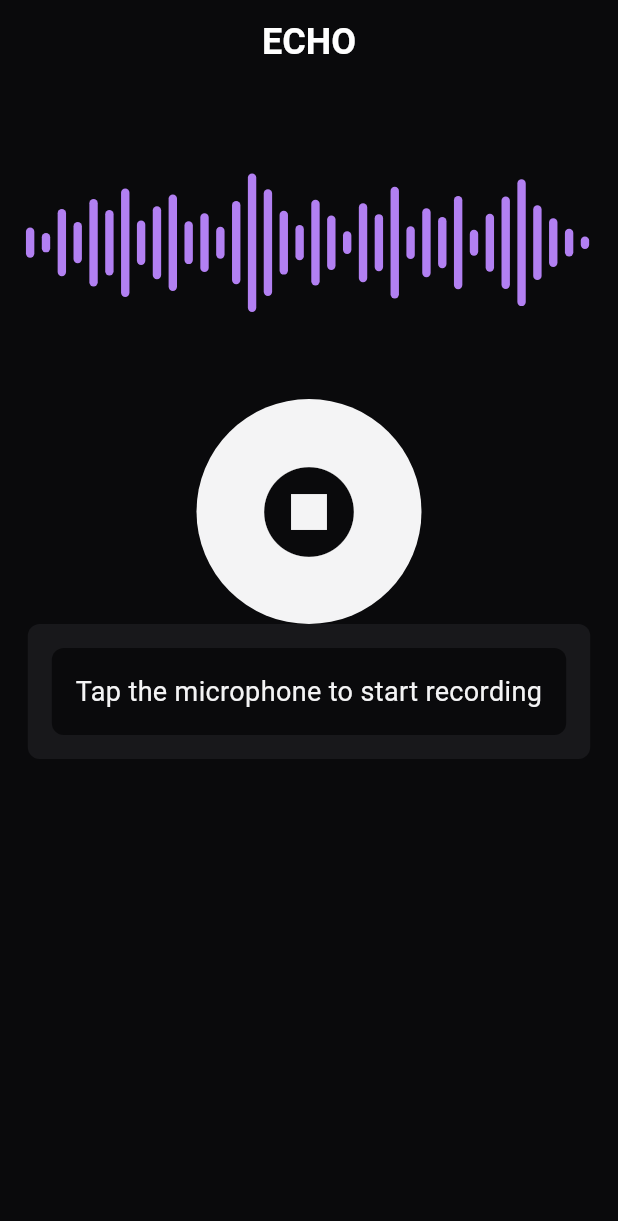
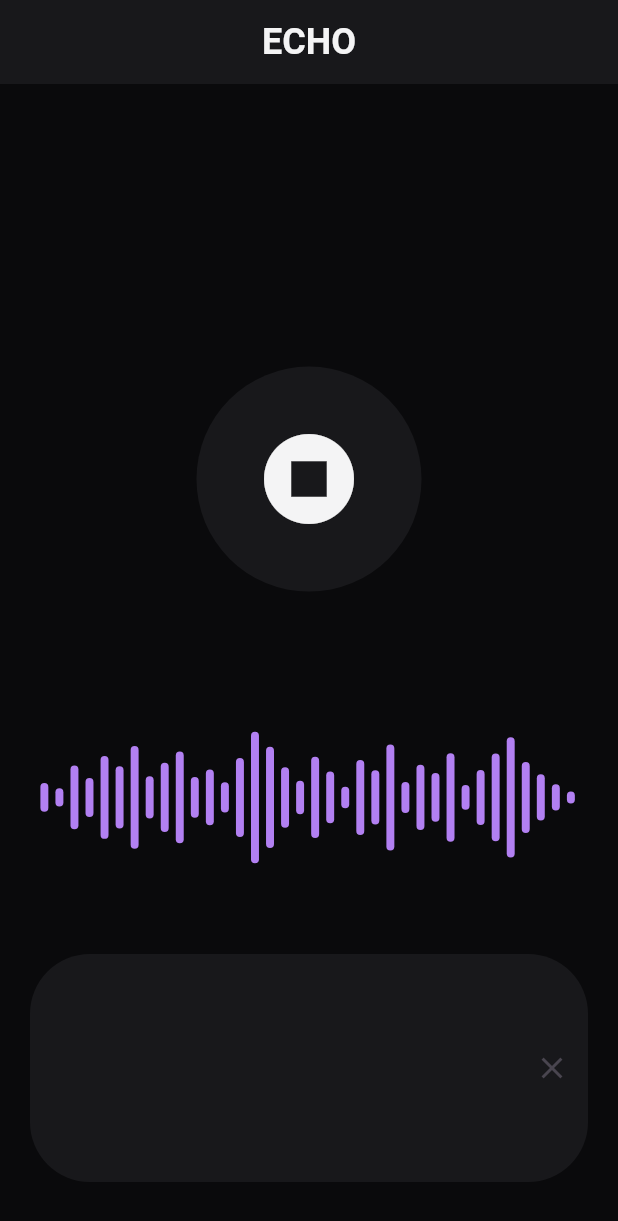
Before and after one commit to OPTRONIX-10/echo_flutter, a Flutter app: the screen it shows after launch, after a tap on the "mic" icon, on a phone screen of 412 x 824 dp. Shown: the top 1221 px of the screen. Run offline on Flutter 3.47's test engine with Material 3 defaults, Android fonts, the phone set to English and light mode, and no system bars; drawn by our look-alikes of avatar_glow; our stand-ins replace geolocator, get, lottie, speech_to_text.

Commit message:
vendors module ui done and home ui fixes

```diff
--- a/lib/app/modules/home/controllers/home_controller.dart
+++ b/lib/app/modules/home/controllers/home_controller.dart
@@ -1,4 +1,6 @@
 import 'dart:async';
+import 'package:flutter/material.dart';
+import 'package:geolocator/geolocator.dart';
 import 'package:get/get.dart';
 import 'package:speech_to_text/speech_to_text.dart';
 
@@ -6,12 +8,51 @@ class HomeController extends GetxController {
   final SpeechToText _speechToText = SpeechToText();
   bool _isSpeechAvailable = false;
   final isListening = false.obs;
-  final transcription = 'Tap the microphone to start recording'.obs;
+  final textController = TextEditingController();
 
   @override
   void onInit() {
     super.onInit();
+    handleLocationPermission();
     _initializeSpeech();
+  }
+
+  Future handleLocationPermission() async {
+    LocationPermission permission;
+
+    permission = await Geolocator.checkPermission();
+    if (permission == LocationPermission.denied) {
+      permission = await Geolocator.requestPermission();
+      if (permission == LocationPermission.denied) {
+        Get.snackbar(
+          'Location permissions are denied',
+          'Please allow location permissions to use this feature.',
+        );
+        return;
+      }
+    }
+
+    if (permission == LocationPermission.deniedForever) {
+      // Permissions are denied forever, handle appropriately.
+      Get.snackbar(
+        'Location permissions are permanently denied',
+        'We cannot request permissions.',
+      );
+      return;
+    }
+  }
+
+  Future<Position> getCurrentPosition() async {
+    try {
+      return await Geolocator.getCurrentPosition(
+        locationSettings: const LocationSettings(
+          accuracy: LocationAccuracy.high,
+        ),
+      );
+    } catch (e) {
+      Get.snackbar('Error', 'Failed to get current position: $e');
+      rethrow;
+    }
   }
 
   Future<void> _initializeSpeech() async {
@@ -38,7 +79,7 @@ class HomeController extends GetxController {
       try {
         await _speechToText.listen(
           onResult: (result) {
-            transcription.value = result.recognizedWords;
+            textController.text = result.recognizedWords;
           },
           listenOptions: SpeechListenOptions(
             pauseFor: const Duration(seconds: 10),
@@ -61,7 +102,6 @@ class HomeController extends GetxController {
   void stopListening() async {
     await _speechToText.stop();
     isListening.value = false;
-    transcription.value = 'Tap the microphone to start recording';
   }
 
   @override
@@ -70,8 +110,7 @@ class HomeController extends GetxController {
     // _audioRecorder.dispose();
     await _speechToText.stop();
     isListening.value = false;
-    transcription.value = 'Tap the microphone to start recording';
-
+    textController.dispose();
     super.onClose();
   }
 }
--- a/lib/app/modules/home/views/home_view.dart
+++ b/lib/app/modules/home/views/home_view.dart
@@ -11,23 +11,56 @@ class HomeView extends GetView<HomeController> {
   @override
   Widget build(BuildContext context) {
     return Scaffold(
+      floatingActionButtonLocation: FloatingActionButtonLocation.centerFloat,
       backgroundColor: primaryColor,
       appBar: AppBar(
         title: const Text(
           'ECHO',
           style: TextStyle(
-            color: Colors.white,
+            color: secondaryColor,
             fontSize: 24,
             fontWeight: FontWeight.bold,
           ),
         ),
         centerTitle: true,
-        backgroundColor: primaryColor,
+        backgroundColor: neutralColor,
       ),
-      body: SafeArea(child: Center(child: Padding(
-        padding: const EdgeInsets.all(10.0),
-        child: MicWidget(),
-      ))),
+      body: SafeArea(
+        child: Center(
+          child: Padding(
+            padding: const EdgeInsets.all(20.0),
+            child: MicWidget(),
+          ),
+        ),
+      ),
+      floatingActionButton: Padding(
+        padding: const EdgeInsets.symmetric(horizontal: 20.0, vertical: 20.0),
+        child: TextField(
+          controller: controller.textController,
+          readOnly: true,
+          maxLines: 5,
+          style: const TextStyle(
+            color: secondaryColor,
+            overflow: TextOverflow.ellipsis,
+          ),
+          decoration: InputDecoration(
+            suffixIcon: IconButton(
+              onPressed: () {
+                controller.textController.clear();
+              },
+              icon: Icon(Icons.clear),
+            ),
+            border: OutlineInputBorder(
+              borderSide: BorderSide.none,
+              borderRadius: BorderRadius.circular(40),
+            ),
+            hintText: 'Record or Type your message...',
+            hintStyle: TextStyle(color: neutralColor),
+            filled: true,
+            fillColor: neutralColor,
+          ),
+        ),
+      ),
     );
   }
 }
--- a/lib/app/modules/home/views/widgets/mic_widget.dart
+++ b/lib/app/modules/home/views/widgets/mic_widget.dart
@@ -11,9 +11,36 @@ class MicWidget extends GetView<HomeController> {
 
   @override
   Widget build(BuildContext context) {
+    final height = MediaQuery.of(context).size.height;
     return Obx(
       () => Column(
+        mainAxisAlignment: MainAxisAlignment.center,
         children: [
+          AvatarGlow(
+            glowColor: tertiaryColor,
+            glowCount: 3,
+            glowRadiusFactor: 0.2,
+            child: Container(
+              width: 150,
+              height: 150,
+              decoration: const BoxDecoration(
+                color: neutralColor,
+                shape: BoxShape.circle,
+              ),
+              alignment: Alignment.center,
+              child: IconButton(
+                iconSize: 72,
+                icon: Icon(
+                  controller.isListening.value ? Icons.stop_circle : Icons.mic,
+                  color: secondaryColor,
+                ),
+                onPressed: controller.isListening.value
+                    ? controller.stopListening
+                    : controller.startListening,
+              ),
+            ),
+          ),
+          SizedBox(height: height * 0.05),
           Lottie.asset(
             'assets/voice_lottie.json',
             width: double.infinity,
@@ -21,51 +48,6 @@ class MicWidget extends GetView<HomeController> {
             repeat: true,
             animate: controller.isListening.value,
           ),
-          AvatarGlow(
-            glowColor: tertiaryColor,
-            glowCount: 3,
-            glowRadiusFactor: 0.5,
-            child: Container(
-              width: 150,
-              height: 150,
-              decoration: const BoxDecoration(
-                color: secondaryColor,
-                shape: BoxShape.circle,
-              ),
-              alignment: Alignment.center,
-              child: IconButton(
-                iconSize: 72,
-                icon: Icon(
-                  controller.isListening.value ? Icons.stop_circle : Icons.mic,
-                  color: primaryColor,
-                ),
-                onPressed: controller.isListening.value
-                    ? controller.stopListening
-                    : controller.startListening,
-              ),
-            ),
-          ),
-          Container(
-            padding: const EdgeInsets.all(16),
-            decoration: BoxDecoration(
-              color: neutralColor,
-              borderRadius: BorderRadius.circular(8),
-            ),
-            child: Container(
-              padding: const EdgeInsets.all(16),
-              decoration: BoxDecoration(
-                color: primaryColor,
-                borderRadius: BorderRadius.circular(8),
-              ),
-              child: Text(
-                controller.transcription.value,
-                textAlign: TextAlign.center,
-                maxLines: 5,
-                overflow: TextOverflow.ellipsis,
-                style: const TextStyle(fontSize: 18, color: secondaryColor),
-              ),
-            ),
-          ),
         ],
       ),
     );
--- a/lib/app/routes/app_routes.dart
+++ b/lib/app/routes/app_routes.dart
@@ -4,9 +4,11 @@ part of 'app_pages.dart';
 abstract class Routes {
   Routes._();
   static const HOME = _Paths.HOME;
+  static const VENDOR = _Paths.VENDOR;
 }
 
 abstract class _Paths {
   _Paths._();
   static const HOME = '/home';
+  static const VENDOR = '/vendor';
 }
--- a/pubspec.yaml
+++ b/pubspec.yaml
@@ -38,6 +38,8 @@ dependencies:
   lottie: ^3.6.1
   get: ^4.7.3
   speech_to_text: ^7.4.0
+  geolocator: ^14.1.2
+  url_launcher: ^6.3.2
 
 dev_dependencies:
   flutter_test:
```
Also changed, not shown: lib/app/modules/vendor/bindings/vendor_binding.dart (added, +12 -0 lines), lib/app/modules/vendor/controllers/vendor_controller.dart (added, +102 -0 lines), lib/app/modules/vendor/views/vendor_view.dart (added, +118 -0 lines), lib/app/routes/app_pages.dart (+7 -0 lines), pubspec.lock, 5 other files.
